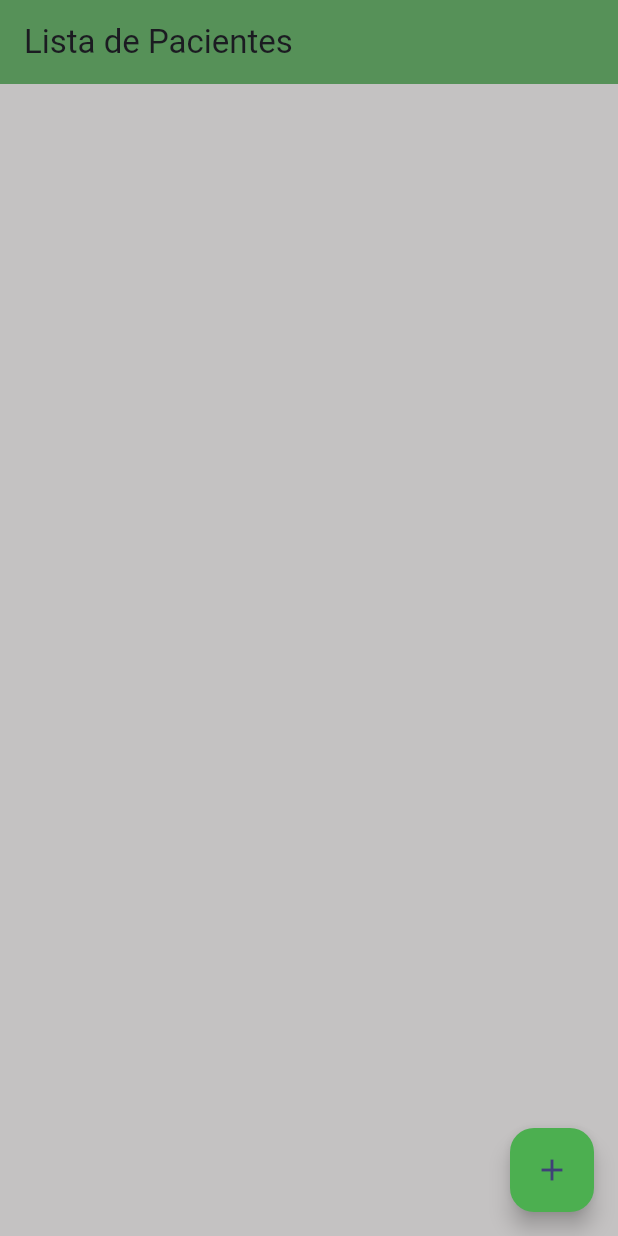
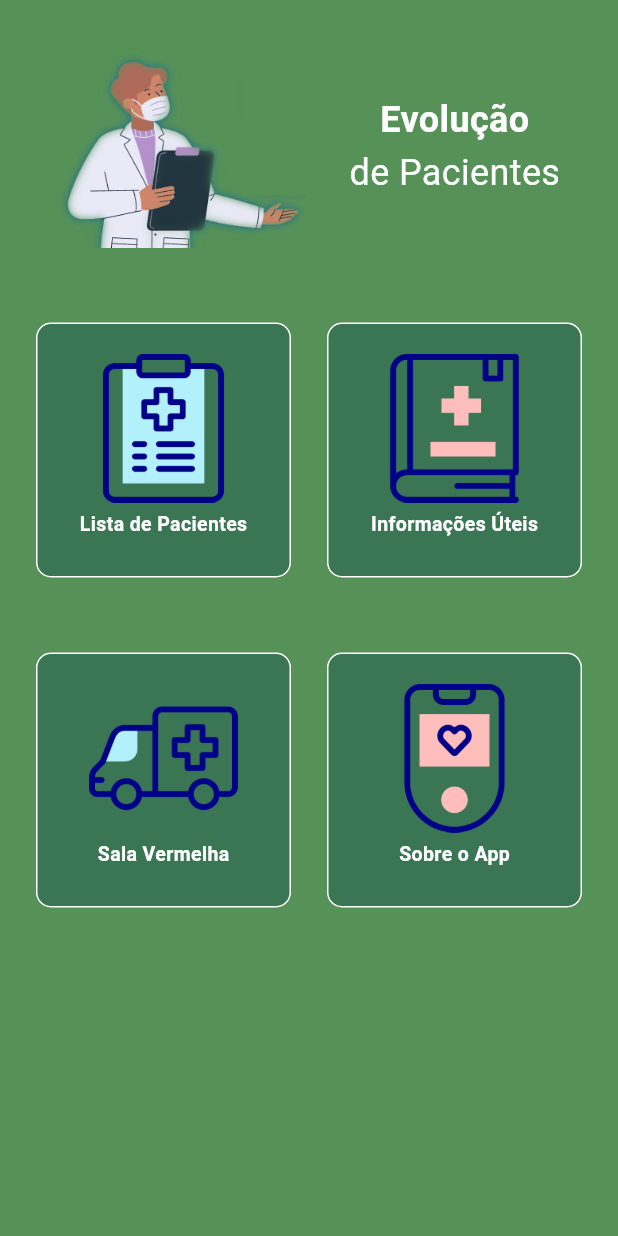
Before and after one commit to Danubio-Leite/evolucao_medica_2023, a Flutter app: the screen it shows after launch, on a phone screen of 412 x 824 dp. Run offline on Flutter 3.47's test engine with Material 2 defaults, Android fonts, the light colour scheme and no system bars; our stand-ins replace hive, hive_flutter; accounts and stored records are empty.

Commit message:
menu page

```diff
--- /dev/null
+++ b/lib/components/CustomHomeButtom.dart
@@ -0,0 +1,57 @@
+import 'package:flutter/material.dart';
+
+class CustomHomeButtom extends StatelessWidget {
+  final String label;
+  final String image;
+  final dynamic route;
+  const CustomHomeButtom(
+      {super.key,
+      required this.label,
+      required this.image,
+      required this.route});
+
+  @override
+  Widget build(BuildContext context) {
+    return GestureDetector(
+      child: InkWell(
+        onTap: () {
+          Navigator.push(
+            context,
+            MaterialPageRoute(builder: (context) => route),
+          );
+        },
+        child: Ink(
+          height: 170,
+          width: 170,
+          padding: const EdgeInsets.all(20),
+          decoration: BoxDecoration(
+              color: const Color.fromARGB(94, 11, 69, 78),
+              borderRadius: BorderRadius.circular(10),
+              border: Border.all(
+                width: 1,
+                color: Colors.white,
+              )),
+          child: Column(
+            children: [
+              Image.asset(
+                image,
+                width: 99,
+              ),
+              const SizedBox(
+                height: 5,
+              ),
+              Text(
+                label,
+                style: const TextStyle(
+                  color: Colors.white,
+                  fontSize: 13,
+                  fontWeight: FontWeight.bold,
+                ),
+              )
+            ],
+          ),
+        ),
+      ),
+    );
+  }
+}
--- a/lib/main.dart
+++ b/lib/main.dart
@@ -1,3 +1,4 @@
+import 'package:evolucao_medica_2023/pages/home_page.dart';
 import 'package:evolucao_medica_2023/pages/patients_list_page.dart';
 import 'package:flutter/material.dart';
 import 'package:hive_flutter/hive_flutter.dart';
@@ -24,7 +25,7 @@ class MyApp extends StatelessWidget {
             seedColor: const Color.fromARGB(255, 26, 18, 187)),
         useMaterial3: true,
       ),
-      home: const PatientListPage(title: 'Lista de Pacientes'),
+      home: const HomePage(),
     );
   }
 }
--- /dev/null
+++ b/lib/pages/developing_page.dart
@@ -0,0 +1,18 @@
+import 'package:flutter/material.dart';
+
+class DevelopingPage extends StatelessWidget {
+  const DevelopingPage({super.key});
+
+  @override
+  Widget build(BuildContext context) {
+    return Scaffold(
+      appBar: AppBar(
+        backgroundColor: const Color.fromARGB(255, 86, 145, 88),
+        title: const Text('Em Desenvolvimento'),
+      ),
+      body: Container(
+        color: const Color.fromARGB(255, 86, 145, 88),
+      ),
+    );
+  }
+}
--- /dev/null
+++ b/lib/pages/home_page.dart
@@ -0,0 +1,107 @@
+import 'package:evolucao_medica_2023/pages/developing_page.dart';
+import 'package:evolucao_medica_2023/pages/patients_list_page.dart';
+import 'package:flutter/material.dart';
+
+import '../components/CustomHomeButtom.dart';
+
+class HomePage extends StatelessWidget {
+  const HomePage({super.key});
+
+  @override
+  Widget build(BuildContext context) {
+    return Scaffold(
+      backgroundColor: const Color.fromARGB(255, 86, 145, 88),
+      body: SingleChildScrollView(
+        child: Column(
+          children: [
+            Padding(
+              padding: const EdgeInsets.only(top: 30, left: 10, right: 10),
+              child: Row(
+                mainAxisAlignment: MainAxisAlignment.spaceEvenly,
+                children: [
+                  Image.asset(
+                    'assets/images/home.png',
+                    height: 135,
+                  ),
+                  const Column(
+                    children: [
+                      Text(
+                        'Evolução',
+                        style: TextStyle(
+                          fontSize: 24,
+                          color: Colors.white,
+                          fontWeight: FontWeight.bold,
+                        ),
+                      ),
+                      Divider(
+                        height: 1,
+                        thickness: 10,
+                        color: Colors.white,
+                      ),
+                      Text(
+                        'de Pacientes',
+                        style: TextStyle(
+                          fontSize: 24,
+                          color: Colors.white,
+                        ),
+                      ),
+                    ],
+                  )
+                ],
+              ),
+            ),
+            Row(
+              mainAxisAlignment: MainAxisAlignment.spaceEvenly,
+              children: [
+                Container(
+                  padding: const EdgeInsets.only(top: 50),
+                  height: MediaQuery.of(context).size.height,
+                  child: const Column(
+                    children: [
+                      CustomHomeButtom(
+                        image: 'assets/images/pacientes.png',
+                        label: 'Lista de Pacientes',
+                        route: PatientListPage(
+                          title: 'Lista de Pacientes',
+                        ),
+                      ),
+                      SizedBox(
+                        height: 50,
+                      ),
+                      CustomHomeButtom(
+                        image: 'assets/images/sala_vermelha.png',
+                        label: 'Sala Vermelha',
+                        route: DevelopingPage(),
+                      ),
+                    ],
+                  ),
+                ),
+                Container(
+                  padding: const EdgeInsets.only(top: 50),
+                  height: MediaQuery.of(context).size.height,
+                  child: const Column(
+                    children: [
+                      CustomHomeButtom(
+                        image: 'assets/images/informacoes.png',
+                        label: 'Informações Úteis',
+                        route: DevelopingPage(),
+                      ),
+                      SizedBox(
+                        height: 50,
+                      ),
+                      CustomHomeButtom(
+                        image: 'assets/images/sobre.png',
+                        label: 'Sobre o App',
+                        route: DevelopingPage(),
+                      ),
+                    ],
+                  ),
+                ),
+              ],
+            ),
+          ],
+        ),
+      ),
+    );
+  }
+}
--- a/pubspec.yaml
+++ b/pubspec.yaml
@@ -63,8 +63,8 @@ flutter:
   uses-material-design: true
 
   # To add assets to your application, add an assets section, like this:
-  # assets:
-  #   - images/a_dot_burr.jpeg
+  assets:
+    - assets/images/
   #   - images/a_dot_ham.jpeg
 
   # An image asset can refer to one or more resolution-specific "variants", see
```
Also changed, not shown: assets/images/home.png (added), assets/images/informacoes.png (added), assets/images/pacientes.png (added), assets/images/sala_vermelha.png (added), assets/images/sobre.png (added).
